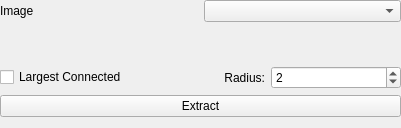
First picture: the form in Plugins/Mipf_Plugin_Utils/boneextract.ui, repository linson7017/MIPF, before the edit.
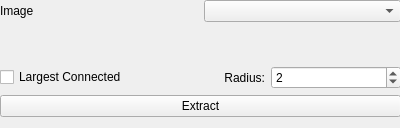
Second picture: the form after the edit. Custom widgets are drawn as their Qt base class.

What changed in the file:
```diff
--- a/Plugins/Mipf_Plugin_Utils/boneextract.ui
+++ b/Plugins/Mipf_Plugin_Utils/boneextract.ui
@@ -6,7 +6,7 @@
    <rect>
     <x>0</x>
     <y>0</y>
-    <width>401</width>
+    <width>400</width>
     <height>128</height>
    </rect>
   </property>
```
